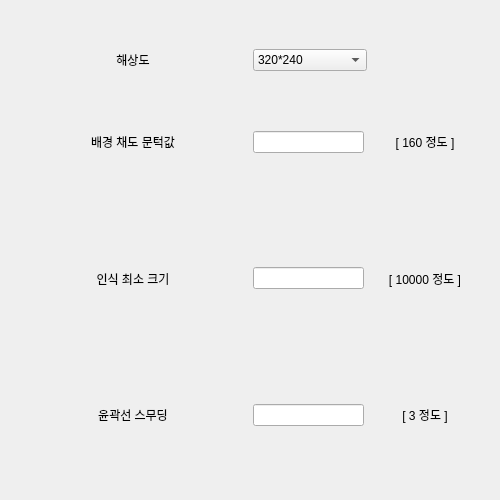
First picture: the form in setting_dialog.ui, repository yi1397/Image-processing-eel-sorter, before the edit.
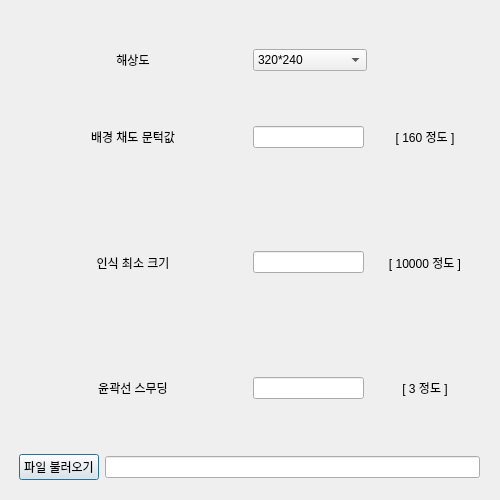
Second picture: the form after the edit.

Patch:
```diff
--- a/setting_dialog.ui
+++ b/setting_dialog.ui
@@ -161,6 +161,24 @@
       </item>
      </layout>
     </item>
+    <item>
+     <layout class="QHBoxLayout" name="horizontalLayout_10">
+      <item>
+       <widget class="QPushButton" name="pushButton">
+        <property name="text">
+         <string>파일 불러오기</string>
+        </property>
+       </widget>
+      </item>
+      <item>
+       <widget class="QLineEdit" name="lineEdit_4">
+        <property name="readOnly">
+         <bool>true</bool>
+        </property>
+       </widget>
+      </item>
+     </layout>
+    </item>
    </layout>
   </widget>
  </widget>
```
